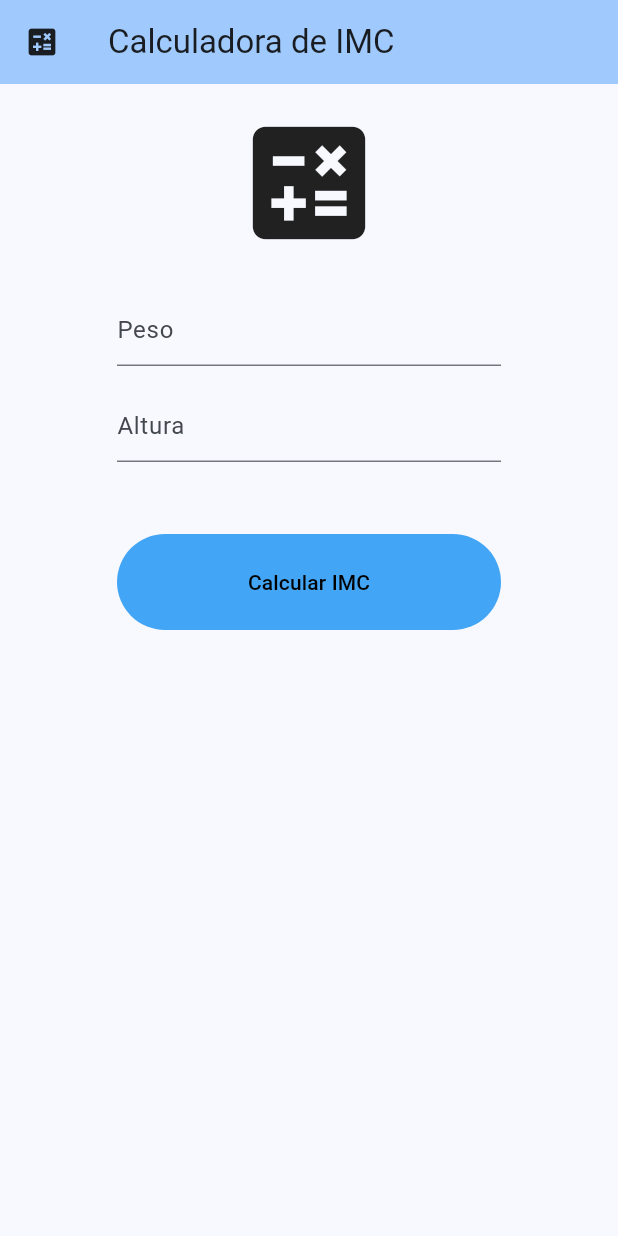
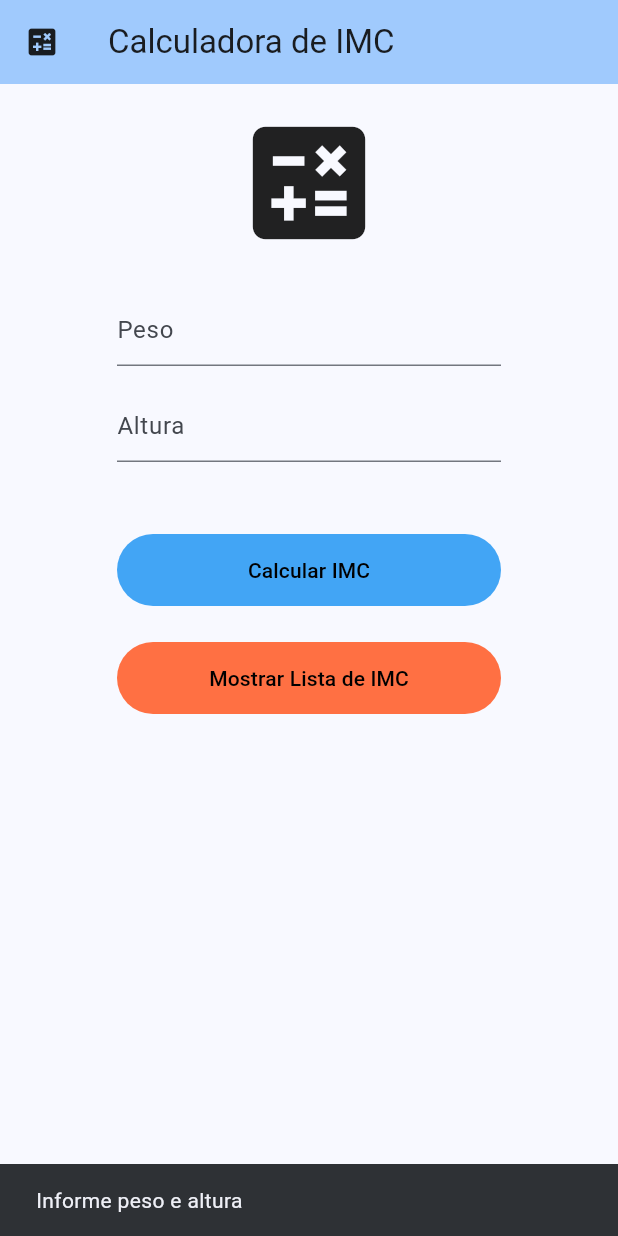
Before and after one commit to depantarotto/calculadora_imc_flutter, a Flutter app: the screen it shows after launch, after a tap on "Calcular IMC", on a phone screen of 412 x 824 dp. Run offline on Flutter 3.47's test engine with Material 3 defaults, Android fonts, the phone set to English and light mode, and no system bars.

```diff
--- a/lib/pages/home_page.dart
+++ b/lib/pages/home_page.dart
@@ -1,4 +1,5 @@
 import 'package:calculadora_imc_flutter/models/imc_model.dart';
+import 'package:calculadora_imc_flutter/pages/lista_imc_page.dart';
 import 'package:calculadora_imc_flutter/repository/imc_repository.dart';
 import 'package:flutter/material.dart';
 
@@ -16,6 +17,13 @@ class _HomePageState extends State<HomePage> {
   final _alturaController = TextEditingController();
 
   final _listaImc = ImcRepository();
+
+  ImcModel calcularIMC() {
+    var imcCalculado = ImcModel(double.parse(_pesoController.text),
+        double.parse(_alturaController.text));
+    _listaImc.adicionaImc(imcCalculado);
+    return imcCalculado;
+  }
 
   @override
   Widget build(BuildContext context) {
@@ -65,18 +73,66 @@ class _HomePageState extends State<HomePage> {
                 ),
                 SizedBox(
                   width: 256,
-                  height: 64,
+                  height: 48,
                   child: TextButton(
                     style: TextButton.styleFrom(
                       backgroundColor: Colors.blue[400],
                       foregroundColor: Colors.black,
                     ),
                     onPressed: () {
-                      var imc = ImcModel(double.parse(_pesoController.text),
-                          double.parse(_alturaController.text));
-                      _listaImc.adicionaImc(imc);
+                      double valorImc = 0;
+                      if (_pesoController.text.isNotEmpty &&
+                          _alturaController.text.isNotEmpty) {
+                        valorImc = calcularIMC().imc;
+                      } else {
+                        ScaffoldMessenger.of(context).showSnackBar(
+                            const SnackBar(
+                                content: Text("Informe peso e altura")));
+                        return;
+                      }
+                      showDialog(
+                        context: context,
+                        builder: (BuildContext bc) {
+                          return AlertDialog(
+                            title: const Text("IMC"),
+                            content: Text("IMC calculado: $valorImc"),
+                            actions: [
+                              TextButton(
+                                  onPressed: () {
+                                    Navigator.pop(context);
+                                  },
+                                  child: const Text("OK"))
+                            ],
+                          );
+                        },
+                      );
+                      setState(() {
+                        _pesoController.text = "";
+                        _alturaController.text = "";
+                      });
                     },
                     child: const Text("Calcular IMC"),
+                  ),
+                ),
+                const SizedBox(
+                  height: 24,
+                ),
+                SizedBox(
+                  width: 256,
+                  height: 48,
+                  child: TextButton(
+                    style: TextButton.styleFrom(
+                      backgroundColor: Colors.deepOrange[400],
+                      foregroundColor: Colors.black,
+                    ),
+                    onPressed: () {
+                      Navigator.push(
+                          context,
+                          MaterialPageRoute(
+                              builder: (context) =>
+                                  ListaImcPage(listagemImc: _listaImc)));
+                    },
+                    child: const Text("Mostrar Lista de IMC"),
                   ),
                 ),
               ],
```
Also changed, not shown: lib/pages/lista_imc_page.dart (added, +53 -0 lines).
